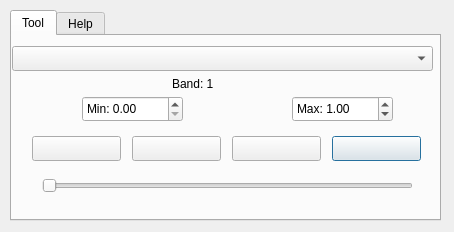
Above: Flipper_dialog_base.ui from edac/edactools before the change. Below: the same form after it.
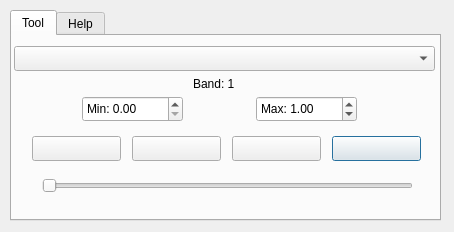
That is the form after the change.

What changed in the file:
```diff
--- a/Flipper_dialog_base.ui
+++ b/Flipper_dialog_base.ui
@@ -51,7 +51,7 @@
     <widget class="QComboBox" name="FlipperRastercomboBox">
      <property name="geometry">
       <rect>
-       <x>0</x>
+       <x>2</x>
        <y>10</y>
        <width>421</width>
        <height>25</height>
@@ -74,7 +74,7 @@
     <widget class="QDoubleSpinBox" name="max_spinbox">
      <property name="geometry">
       <rect>
-       <x>280</x>
+       <x>244</x>
        <y>60</y>
        <width>101</width>
        <height>26</height>
@@ -103,9 +103,9 @@
     <widget class="QLabel" name="band_label">
      <property name="geometry">
       <rect>
-       <x>160</x>
+       <x>181</x>
        <y>40</y>
-       <width>67</width>
+       <width>71</width>
        <height>16</height>
       </rect>
      </property>
```
Left out of the diff: 9 changed lines with no effect on the pictures.
